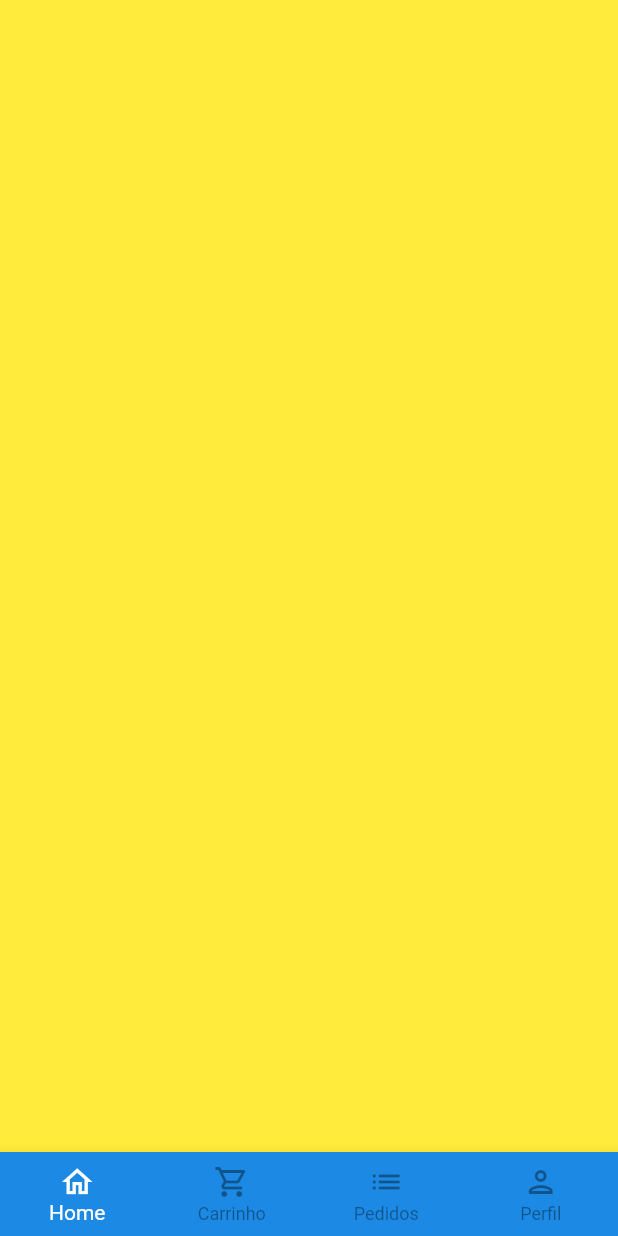
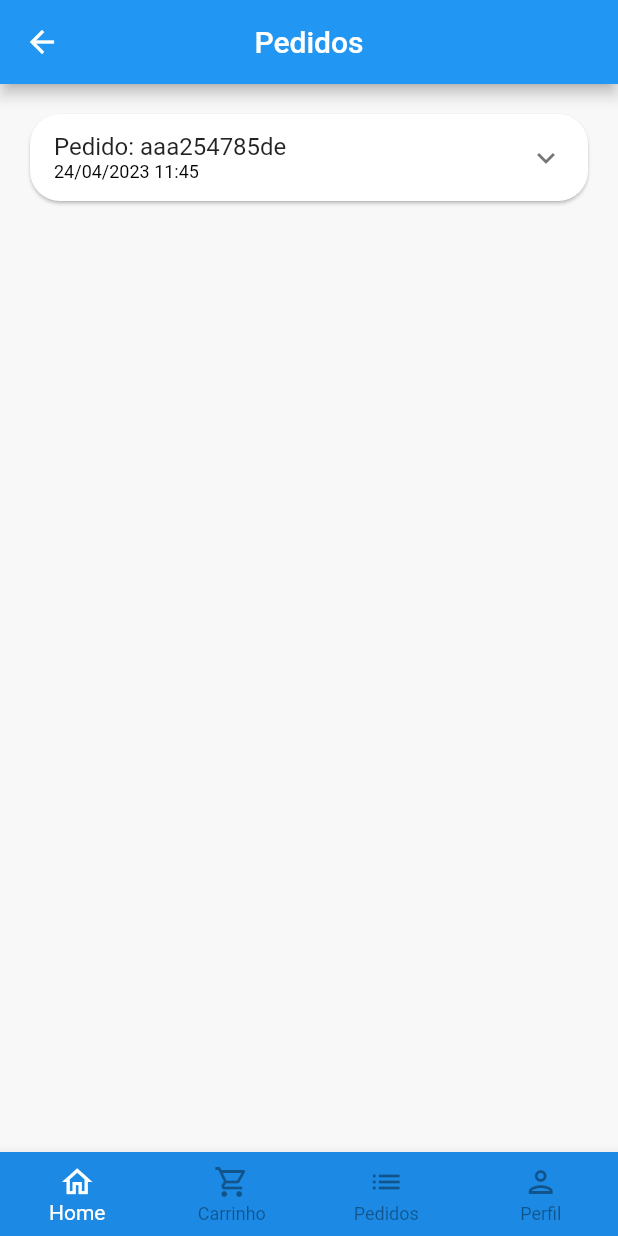
Before and after one commit to Eliveltonbyte/appPetShop, a Flutter app: the BaseScrenn screen opened directly, swiped to page 3, on a phone screen of 412 x 824 dp. Run offline on Flutter 3.47's test engine with Material 2 defaults, Android fonts, the phone set to English and light mode, and no system bars; our stand-ins replace animated_text_kit, badges, mask_text_input_formatter.

Commit message:
Update verificar Erro

```diff
--- a/lib/src/config/app_data.dart
+++ b/lib/src/config/app_data.dart
@@ -1,6 +1,8 @@
 import 'package:quitanda/src/models/cart_item_model.dart';
 import 'package:quitanda/src/models/item_model.dart';
 import 'package:quitanda/src/models/user_model.dart';
+
+import '../models/order_models.dart';
 
 ItemModel racao = ItemModel(
   description: 'Ração Golden Premium 15KG Adulto',
@@ -81,3 +83,24 @@ UserModel user = UserModel(
   cpf: '123.567.321.98',
   password: '12345',
 );
+
+List<OderModel> order = [
+  OderModel(
+    copyAndPast: 'uururue5',
+    creatDateTime: DateTime.parse('2023-04-24 11:45:10.408'),
+    overdueDateTime: DateTime.parse('2023-04-30 10:45:10.408'),
+    id: 'aaa254785de',
+    status: 'aguardando pagamento',
+    total: 7.35,
+    items: [
+      CartItemModel(
+        item: brinquedo,
+        quantity: 1,
+      ),
+      CartItemModel(
+        item: racao,
+        quantity: 1,
+      ),
+    ],
+  ),
+];
--- /dev/null
+++ b/lib/src/models/order_models.dart
@@ -0,0 +1,20 @@
+import 'package:quitanda/src/models/cart_item_model.dart';
+
+class OderModel {
+  String id;
+  DateTime creatDateTime;
+  List<CartItemModel> items;
+  DateTime overdueDateTime;
+  String status;
+  String copyAndPast;
+  double total;
+
+  OderModel(
+      {required this.id,
+      required this.creatDateTime,
+      required this.items,
+      required this.status,
+      required this.copyAndPast,
+      required this.overdueDateTime,
+      required this.total});
+}
--- a/lib/src/pages/base/base_screen.dart
+++ b/lib/src/pages/base/base_screen.dart
@@ -1,6 +1,7 @@
 import 'package:flutter/material.dart';
 import 'package:quitanda/src/pages/cart/cartt_item.dart';
 import 'package:quitanda/src/pages/home/home_tab.dart';
+import 'package:quitanda/src/pages/orders/orders_tab.dart';
 import 'package:quitanda/src/pages/profile/profile_tab.dart';
 
 class BaseScrenn extends StatefulWidget {
@@ -20,13 +21,11 @@ class _BaseScrennState extends State<BaseScrenn> {
       body: PageView(
         physics: const NeverScrollableScrollPhysics(),
         controller: pageController,
-        children: [
-          const HomeTab(),
-          const CartItem(),
-          Container(
-            color: Colors.yellow,
-          ),
-          const ProfileTab(),
+        children: const [
+          HomeTab(),
+          CartItem(),
+          OrderTab(),
+          ProfileTab(),
         ],
       ),
       bottomNavigationBar: BottomNavigationBar(
--- /dev/null
+++ b/lib/src/pages/orders/components/order_title.dart
@@ -0,0 +1,105 @@
+import 'package:flutter/material.dart';
+import 'package:quitanda/src/models/cart_item_model.dart';
+import 'package:quitanda/src/models/order_models.dart';
+import 'package:quitanda/src/pages/orders/components/order_status_widget.dart';
+
+import 'package:quitanda/src/services/utils_services.dart';
+
+class OrderTitle extends StatelessWidget {
+  OrderTitle({required this.order, super.key});
+  final OderModel order;
+  final UtilsServices utilsServices = UtilsServices();
+  @override
+  Widget build(BuildContext context) {
+    return Card(
+      shape: RoundedRectangleBorder(
+        borderRadius: BorderRadius.circular(20),
+      ),
+      child: Theme(
+        data: Theme.of(context).copyWith(dividerColor: Colors.transparent),
+        child: ExpansionTile(
+          title: Column(
+            mainAxisSize: MainAxisSize.min,
+            crossAxisAlignment: CrossAxisAlignment.start,
+            children: [
+              Text('Pedido: ${order.id}'),
+              Text(
+                utilsServices.formatDateTime(order.creatDateTime),
+                style: const TextStyle(fontSize: 12, color: Colors.black),
+              ),
+            ],
+          ),
+          childrenPadding: const EdgeInsets.fromLTRB(16, 0, 16, 16),
+          children: [
+            SizedBox(
+              height: 150,
+              child: Row(
+                children: [
+                  //lista produtos
+                  Expanded(
+                    flex: 3,
+                    child: ListView(
+                      children: order.items.map((orderItem) {
+                        return _OrderTitleWidget(
+                          utilsServices: utilsServices,
+                          orderItem: orderItem,
+                        );
+                      }).toList(),
+                    ),
+                  ),
+
+                  //divisão
+                  const VerticalDivider(
+                    color: Colors.grey,
+                    thickness: 2,
+                    width: 8,
+                  ),
+
+                  //status pedido
+                  Expanded(
+                    flex: 2,
+                    child: OrderStatusWidget(
+                      status: order.status,
+                      isOverdue: order.overdueDateTime.isBefore(
+                        DateTime.now(),
+                      ),
+                    ),
+                  ),
+                ],
+              ),
+            ),
+          ],
+        ),
+      ),
+    );
+  }
+}
+
+class _OrderTitleWidget extends StatelessWidget {
+  const _OrderTitleWidget(
+      {required this.utilsServices, required this.orderItem});
+
+  final UtilsServices utilsServices;
+  final CartItemModel orderItem;
+
+  @override
+  Widget build(BuildContext context) {
+    return Padding(
+      padding: const EdgeInsets.only(bottom: 10),
+      child: Row(
+        children: [
+          Text(
+            '${orderItem.quantity} ${orderItem.item.unit} ',
+            style: const TextStyle(fontWeight: FontWeight.bold),
+          ),
+          Expanded(child: Text(orderItem.item.itemName)),
+          Text(
+            utilsServices.priceToCurrency(
+              orderItem.totalPrice(),
+            ),
+          ),
+        ],
+      ),
+    );
+  }
+}
--- /dev/null
+++ b/lib/src/pages/orders/orders_tab.dart
@@ -0,0 +1,28 @@
+import 'package:flutter/material.dart';
+import 'package:quitanda/src/config/app_data.dart' as app_data;
+import 'package:quitanda/src/pages/orders/components/order_title.dart';
+
+class OrderTab extends StatelessWidget {
+  const OrderTab({super.key});
+
+  @override
+  Widget build(BuildContext context) {
+    return Scaffold(
+      appBar: AppBar(
+        title: const Text('Pedidos'),
+        centerTitle: true,
+      ),
+      body: ListView.separated(
+        padding: const EdgeInsets.all(16),
+        physics: const BouncingScrollPhysics(),
+        itemBuilder: (_, index) {
+          return OrderTitle(
+            order: app_data.order[index],
+          );
+        },
+        separatorBuilder: (_, index) => const SizedBox(height: 10),
+        itemCount: app_data.order.length,
+      ),
+    );
+  }
+}
--- a/lib/src/services/utils_services.dart
+++ b/lib/src/services/utils_services.dart
@@ -1,4 +1,5 @@
 import 'package:intl/intl.dart';
+import 'package:intl/date_symbol_data_local.dart';
 
 class UtilsServices {
   // R$ valor
@@ -7,4 +8,10 @@ class UtilsServices {
 
     return numberFormat.format(price);
   }
+
+  String formatDateTime(DateTime dateTime) {
+    initializeDateFormatting();
+    DateFormat dateFormat = DateFormat.yMd('pt_BR').add_Hm();
+    return dateFormat.format(dateTime);
+  }
 }
```
Also changed, not shown: lib/src/pages/orders/components/order_status_widget.dart (added, +106 -0 lines).
